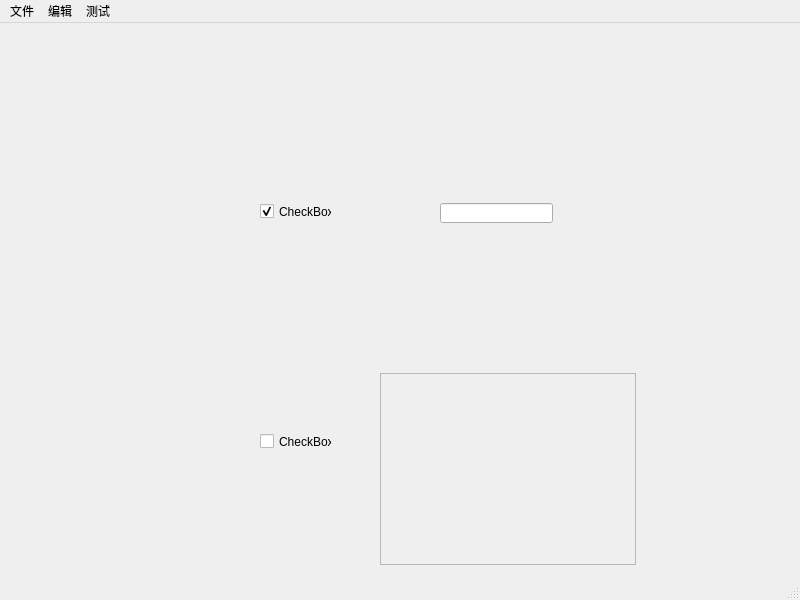
The window that study_PyQt5/frist.ui (unreal555/pystudy) describes before a commit, drawn with Qt 5.
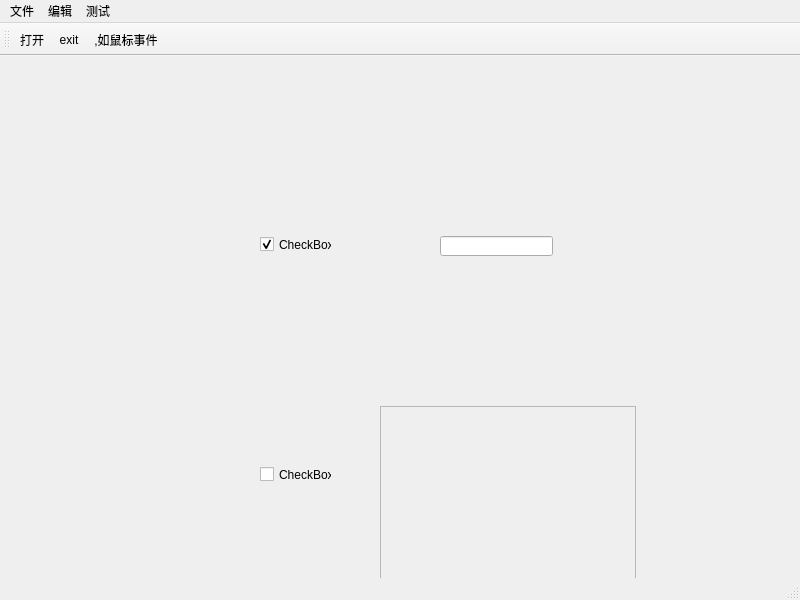
The same window after the commit.

Patch:
```diff
--- a/study_PyQt5/frist.ui
+++ b/study_PyQt5/frist.ui
@@ -116,9 +116,29 @@
     <bool>true</bool>
    </property>
   </widget>
+  <widget class="QToolBar" name="toolBar">
+   <property name="windowTitle">
+    <string>toolBar</string>
+   </property>
+   <attribute name="toolBarArea">
+    <enum>TopToolBarArea</enum>
+   </attribute>
+   <attribute name="toolBarBreak">
+    <bool>false</bool>
+   </attribute>
+   <addaction name="action_4"/>
+   <addaction name="actionexit"/>
+   <addaction name="action_5"/>
+  </widget>
   <action name="action_4">
    <property name="text">
-    <string>都被封装成相应的事件类</string>
+    <string>打开</string>
+   </property>
+   <property name="toolTip">
+    <string>打开文件</string>
+   </property>
+   <property name="shortcut">
+    <string>Ctrl+A</string>
    </property>
   </action>
   <action name="action_5">
```
